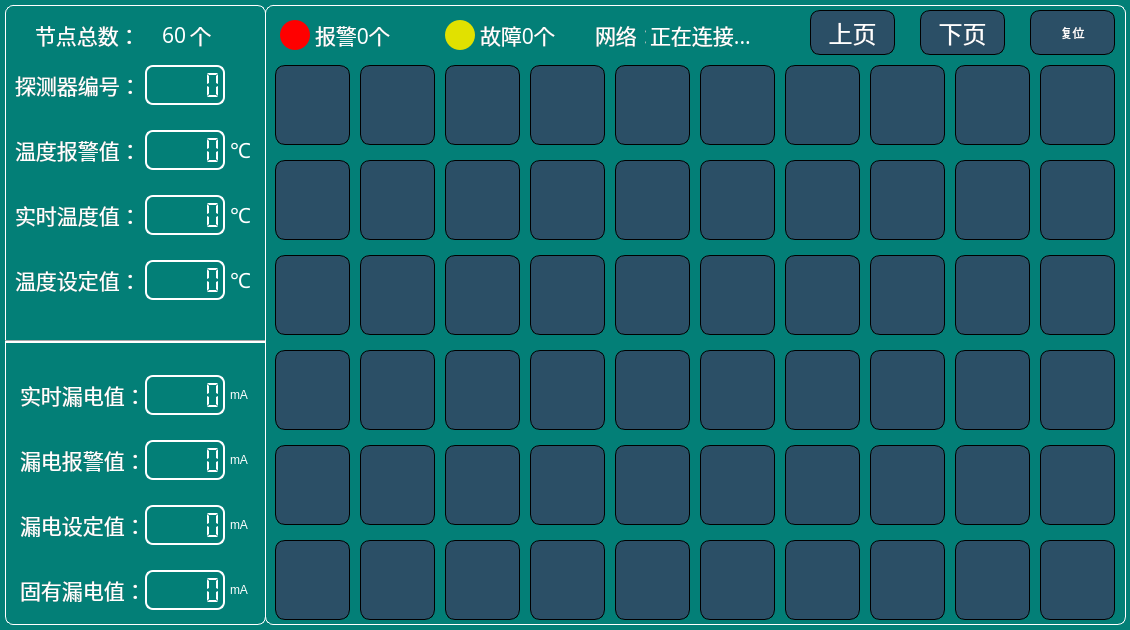
This is DisplayInfo/displayunit.ui in jiangyerui/PowerRemote as Qt 5 draws it before an edit. The edited form follows.
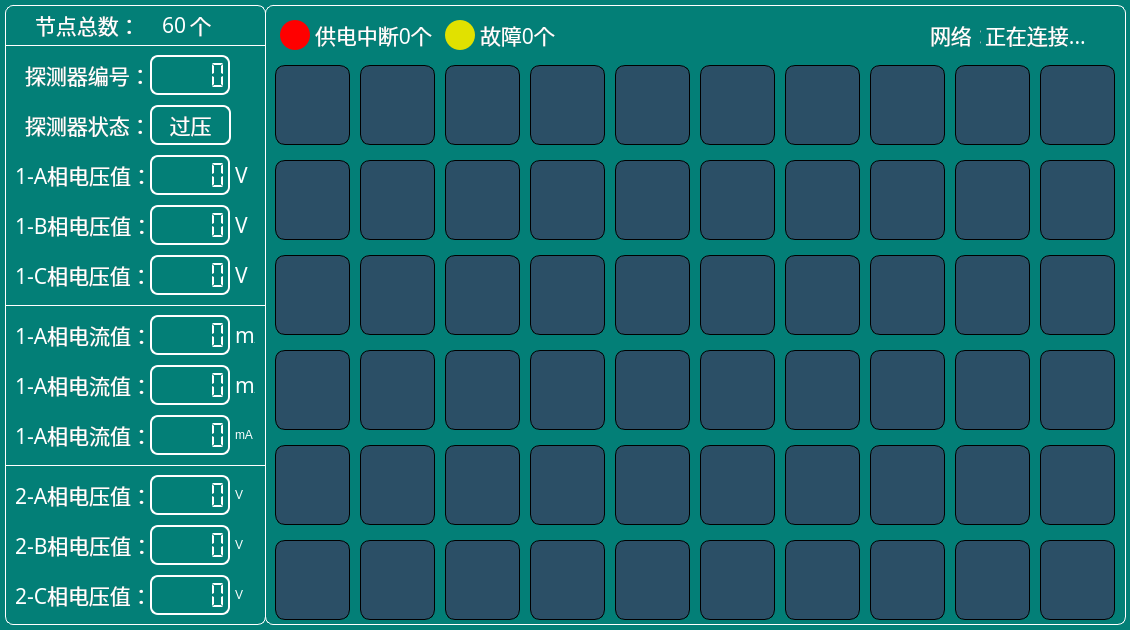
This is the edited form. Icons and pictures are not drawn.

```diff
--- a/DisplayInfo/displayunit.ui
+++ b/DisplayInfo/displayunit.ui
@@ -86,8 +86,8 @@
    <widget class="QLabel" name="label_333">
     <property name="geometry">
      <rect>
-      <x>225</x>
-      <y>265</y>
+      <x>230</x>
+      <y>370</y>
       <width>20</width>
       <height>40</height>
      </rect>
@@ -105,14 +105,14 @@
      <string notr="true">font: 16pt &quot;楷体&quot;;</string>
     </property>
     <property name="text">
-     <string>℃</string>
+     <string>mA</string>
     </property>
    </widget>
    <widget class="QLCDNumber" name="lcdNb_tempAlarm">
     <property name="geometry">
      <rect>
-      <x>140</x>
-      <y>135</y>
+      <x>145</x>
+      <y>160</y>
       <width>80</width>
       <height>40</height>
      </rect>
@@ -136,9 +136,9 @@
    <widget class="QLabel" name="label_20">
     <property name="geometry">
      <rect>
-      <x>15</x>
-      <y>380</y>
-      <width>120</width>
+      <x>10</x>
+      <y>420</y>
+      <width>130</width>
       <height>40</height>
      </rect>
     </property>
@@ -152,14 +152,14 @@
      </font>
     </property>
     <property name="text">
-     <string>实时漏电值：</string>
+     <string>1-A相电流值：</string>
     </property>
    </widget>
    <widget class="QLCDNumber" name="lcdNb_tempSet">
     <property name="geometry">
      <rect>
-      <x>140</x>
-      <y>265</y>
+      <x>145</x>
+      <y>370</y>
       <width>80</width>
       <height>40</height>
      </rect>
@@ -180,9 +180,9 @@
    <widget class="QLabel" name="label_19">
     <property name="geometry">
      <rect>
-      <x>15</x>
-      <y>445</y>
-      <width>120</width>
+      <x>10</x>
+      <y>480</y>
+      <width>130</width>
       <height>40</height>
      </rect>
     </property>
@@ -196,14 +196,14 @@
      </font>
     </property>
     <property name="text">
-     <string>漏电报警值：</string>
+     <string>2-A相电压值：</string>
     </property>
    </widget>
    <widget class="QLabel" name="label_12">
     <property name="geometry">
      <rect>
-      <x>10</x>
-      <y>75</y>
+      <x>20</x>
+      <y>65</y>
       <width>120</width>
       <height>30</height>
      </rect>
@@ -224,9 +224,9 @@
    <widget class="QLabel" name="label_22">
     <property name="geometry">
      <rect>
-      <x>225</x>
-      <y>380</y>
-      <width>30</width>
+      <x>230</x>
+      <y>420</y>
+      <width>25</width>
       <height>40</height>
      </rect>
     </property>
@@ -240,9 +240,9 @@
    <widget class="QLabel" name="label_21">
     <property name="geometry">
      <rect>
-      <x>225</x>
-      <y>575</y>
-      <width>30</width>
+      <x>230</x>
+      <y>580</y>
+      <width>25</width>
       <height>40</height>
      </rect>
     </property>
@@ -250,14 +250,14 @@
      <string>font: 16pt &quot;楷体&quot;;</string>
     </property>
     <property name="text">
-     <string>mA</string>
+     <string>V</string>
     </property>
    </widget>
    <widget class="QLCDNumber" name="lcdNb_leakAlarm">
     <property name="geometry">
      <rect>
-      <x>140</x>
-      <y>445</y>
+      <x>145</x>
+      <y>480</y>
       <width>80</width>
       <height>40</height>
      </rect>
@@ -281,9 +281,9 @@
    <widget class="QLabel" name="label_17">
     <property name="geometry">
      <rect>
-      <x>15</x>
-      <y>575</y>
-      <width>120</width>
+      <x>10</x>
+      <y>580</y>
+      <width>130</width>
       <height>40</height>
      </rect>
     </property>
@@ -297,14 +297,14 @@
      </font>
     </property>
     <property name="text">
-     <string>固有漏电值：</string>
+     <string>2-C相电压值：</string>
     </property>
    </widget>
    <widget class="QLabel" name="label_111">
     <property name="geometry">
      <rect>
-      <x>225</x>
-      <y>135</y>
+      <x>230</x>
+      <y>160</y>
       <width>20</width>
       <height>40</height>
      </rect>
@@ -322,15 +322,15 @@
      <string notr="true">font: 16pt &quot;楷体&quot;;</string>
     </property>
     <property name="text">
-     <string>℃</string>
+     <string>V</string>
     </property>
    </widget>
    <widget class="QLabel" name="label_9">
     <property name="geometry">
      <rect>
       <x>10</x>
-      <y>135</y>
-      <width>120</width>
+      <y>160</y>
+      <width>130</width>
       <height>40</height>
      </rect>
     </property>
@@ -344,14 +344,14 @@
      </font>
     </property>
     <property name="text">
-     <string>温度报警值：</string>
+     <string>1-A相电压值：</string>
     </property>
    </widget>
    <widget class="QLCDNumber" name="lcdNb_leakSet">
     <property name="geometry">
      <rect>
-      <x>140</x>
-      <y>510</y>
+      <x>145</x>
+      <y>530</y>
       <width>80</width>
       <height>40</height>
      </rect>
@@ -372,9 +372,9 @@
    <widget class="QLabel" name="label_14">
     <property name="geometry">
      <rect>
-      <x>225</x>
-      <y>445</y>
-      <width>30</width>
+      <x>230</x>
+      <y>480</y>
+      <width>25</width>
       <height>40</height>
      </rect>
     </property>
@@ -382,14 +382,14 @@
      <string>font: 16pt &quot;楷体&quot;;</string>
     </property>
     <property name="text">
-     <string>mA</string>
+     <string>V</string>
     </property>
    </widget>
    <widget class="QLCDNumber" name="lcdNb_leakCur">
     <property name="geometry">
      <rect>
-      <x>140</x>
-      <y>380</y>
+      <x>145</x>
+      <y>420</y>
       <width>80</width>
       <height>40</height>
      </rect>
@@ -410,9 +410,9 @@
    <widget class="QLabel" name="label_23">
     <property name="geometry">
      <rect>
-      <x>225</x>
-      <y>510</y>
-      <width>30</width>
+      <x>230</x>
+      <y>530</y>
+      <width>25</width>
       <height>40</height>
      </rect>
     </property>
@@ -420,15 +420,15 @@
      <string>font: 16pt &quot;楷体&quot;;</string>
     </property>
     <property name="text">
-     <string>mA</string>
+     <string>V</string>
     </property>
    </widget>
    <widget class="QLabel" name="label_11">
     <property name="geometry">
      <rect>
       <x>10</x>
-      <y>265</y>
-      <width>120</width>
+      <y>370</y>
+      <width>130</width>
       <height>40</height>
      </rect>
     </property>
@@ -442,14 +442,14 @@
      </font>
     </property>
     <property name="text">
-     <string>温度设定值：</string>
+     <string>1-A相电流值：</string>
     </property>
    </widget>
    <widget class="QLCDNumber" name="lcdNb_tempCur">
     <property name="geometry">
      <rect>
-      <x>140</x>
-      <y>200</y>
+      <x>145</x>
+      <y>320</y>
       <width>80</width>
       <height>40</height>
      </rect>
@@ -471,8 +471,8 @@
     <property name="geometry">
      <rect>
       <x>10</x>
-      <y>200</y>
-      <width>120</width>
+      <y>320</y>
+      <width>130</width>
       <height>40</height>
      </rect>
     </property>
@@ -486,14 +486,14 @@
      </font>
     </property>
     <property name="text">
-     <string>实时温度值：</string>
+     <string>1-A相电流值：</string>
     </property>
    </widget>
    <widget class="QLabel" name="label_222">
     <property name="geometry">
      <rect>
-      <x>225</x>
-      <y>200</y>
+      <x>230</x>
+      <y>320</y>
       <width>20</width>
       <height>40</height>
      </rect>
@@ -511,14 +511,14 @@
      <string notr="true">font: 16pt &quot;楷体&quot;;</string>
     </property>
     <property name="text">
-     <string>℃</string>
+     <string>mA</string>
     </property>
    </widget>
    <widget class="QLCDNumber" name="lcdNb_leakBase">
     <property name="geometry">
      <rect>
-      <x>140</x>
-      <y>575</y>
+      <x>145</x>
+      <y>580</y>
       <width>80</width>
       <height>40</height>
      </rect>
@@ -542,8 +542,8 @@
    <widget class="QLCDNumber" name="lcdNb_address">
     <property name="geometry">
      <rect>
-      <x>140</x>
-      <y>70</y>
+      <x>145</x>
+      <y>60</y>
       <width>80</width>
       <height>40</height>
      </rect>
@@ -564,9 +564,9 @@
    <widget class="QLabel" name="label_18">
     <property name="geometry">
      <rect>
-      <x>15</x>
-      <y>510</y>
-      <width>120</width>
+      <x>10</x>
+      <y>530</y>
+      <width>130</width>
       <height>40</height>
      </rect>
     </property>
@@ -580,14 +580,14 @@
      </font>
     </property>
     <property name="text">
-     <string>漏电设定值：</string>
+     <string>2-B相电压值：</string>
     </property>
    </widget>
    <widget class="QLabel" name="label_27">
     <property name="geometry">
      <rect>
       <x>30</x>
-      <y>25</y>
+      <y>15</y>
       <width>96</width>
       <height>30</height>
      </rect>
@@ -614,7 +614,7 @@
     <property name="geometry">
      <rect>
       <x>145</x>
-      <y>25</y>
+      <y>15</y>
       <width>36</width>
       <height>30</height>
      </rect>
@@ -644,9 +644,9 @@
     <property name="geometry">
      <rect>
       <x>0</x>
-      <y>345</y>
+      <y>470</y>
       <width>260</width>
-      <height>3</height>
+      <height>1</height>
      </rect>
     </property>
     <property name="styleSheet">
@@ -660,7 +660,7 @@
     <property name="geometry">
      <rect>
       <x>185</x>
-      <y>25</y>
+      <y>15</y>
       <width>36</width>
       <height>30</height>
      </rect>
@@ -686,6 +686,230 @@
      <set>Qt::AlignLeading|Qt::AlignLeft|Qt::AlignVCenter</set>
     </property>
    </widget>
+   <widget class="Line" name="line_2">
+    <property name="geometry">
+     <rect>
+      <x>0</x>
+      <y>310</y>
+      <width>260</width>
+      <height>1</height>
+     </rect>
+    </property>
+    <property name="styleSheet">
+     <string notr="true">background-color: rgb(255, 255, 255);</string>
+    </property>
+    <property name="orientation">
+     <enum>Qt::Horizontal</enum>
+    </property>
+   </widget>
+   <widget class="QLabel" name="label_223">
+    <property name="geometry">
+     <rect>
+      <x>230</x>
+      <y>260</y>
+      <width>20</width>
+      <height>40</height>
+     </rect>
+    </property>
+    <property name="font">
+     <font>
+      <family>楷体</family>
+      <pointsize>16</pointsize>
+      <weight>50</weight>
+      <italic>false</italic>
+      <bold>false</bold>
+     </font>
+    </property>
+    <property name="styleSheet">
+     <string notr="true">font: 16pt &quot;楷体&quot;;</string>
+    </property>
+    <property name="text">
+     <string>V</string>
+    </property>
+   </widget>
+   <widget class="QLCDNumber" name="lcdNb_CV_1">
+    <property name="geometry">
+     <rect>
+      <x>145</x>
+      <y>260</y>
+      <width>80</width>
+      <height>40</height>
+     </rect>
+    </property>
+    <property name="styleSheet">
+     <string notr="true">color: rgb(255, 255, 255);</string>
+    </property>
+    <property name="smallDecimalPoint">
+     <bool>false</bool>
+    </property>
+    <property name="digitCount">
+     <number>5</number>
+    </property>
+    <property name="segmentStyle">
+     <enum>QLCDNumber::Flat</enum>
+    </property>
+   </widget>
+   <widget class="QLabel" name="label_13">
+    <property name="geometry">
+     <rect>
+      <x>10</x>
+      <y>260</y>
+      <width>130</width>
+      <height>40</height>
+     </rect>
+    </property>
+    <property name="font">
+     <font>
+      <family>楷体</family>
+      <pointsize>16</pointsize>
+      <weight>50</weight>
+      <italic>false</italic>
+      <bold>false</bold>
+     </font>
+    </property>
+    <property name="text">
+     <string>1-C相电压值：</string>
+    </property>
+   </widget>
+   <widget class="QLabel" name="label_16">
+    <property name="geometry">
+     <rect>
+      <x>10</x>
+      <y>210</y>
+      <width>130</width>
+      <height>40</height>
+     </rect>
+    </property>
+    <property name="font">
+     <font>
+      <family>楷体</family>
+      <pointsize>16</pointsize>
+      <weight>50</weight>
+      <italic>false</italic>
+      <bold>false</bold>
+     </font>
+    </property>
+    <property name="text">
+     <string>1-B相电压值：</string>
+    </property>
+   </widget>
+   <widget class="QLabel" name="label_224">
+    <property name="geometry">
+     <rect>
+      <x>230</x>
+      <y>210</y>
+      <width>20</width>
+      <height>40</height>
+     </rect>
+    </property>
+    <property name="font">
+     <font>
+      <family>楷体</family>
+      <pointsize>16</pointsize>
+      <weight>50</weight>
+      <italic>false</italic>
+      <bold>false</bold>
+     </font>
+    </property>
+    <property name="styleSheet">
+     <string notr="true">font: 16pt &quot;楷体&quot;;</string>
+    </property>
+    <property name="text">
+     <string>V</string>
+    </property>
+   </widget>
+   <widget class="QLCDNumber" name="lcdNb_BV_1">
+    <property name="geometry">
+     <rect>
+      <x>145</x>
+      <y>210</y>
+      <width>80</width>
+      <height>40</height>
+     </rect>
+    </property>
+    <property name="styleSheet">
+     <string notr="true">color: rgb(255, 255, 255);</string>
+    </property>
+    <property name="smallDecimalPoint">
+     <bool>false</bool>
+    </property>
+    <property name="digitCount">
+     <number>5</number>
+    </property>
+    <property name="segmentStyle">
+     <enum>QLCDNumber::Flat</enum>
+    </property>
+   </widget>
+   <widget class="QLabel" name="label_24">
+    <property name="geometry">
+     <rect>
+      <x>20</x>
+      <y>110</y>
+      <width>120</width>
+      <height>40</height>
+     </rect>
+    </property>
+    <property name="font">
+     <font>
+      <family>楷体</family>
+      <pointsize>16</pointsize>
+      <weight>50</weight>
+      <italic>false</italic>
+      <bold>false</bold>
+     </font>
+    </property>
+    <property name="text">
+     <string>探测器状态：</string>
+    </property>
+   </widget>
+   <widget class="QLabel" name="lbState">
+    <property name="geometry">
+     <rect>
+      <x>145</x>
+      <y>110</y>
+      <width>81</width>
+      <height>40</height>
+     </rect>
+    </property>
+    <property name="font">
+     <font>
+      <family>楷体</family>
+      <pointsize>16</pointsize>
+      <weight>50</weight>
+      <italic>false</italic>
+      <bold>false</bold>
+     </font>
+    </property>
+    <property name="styleSheet">
+     <string notr="true">QLabel{
+border:2px solid white;
+border-radius:8px;
+color: rgb(255, 255, 255);
+}</string>
+    </property>
+    <property name="text">
+     <string>过压</string>
+    </property>
+    <property name="alignment">
+     <set>Qt::AlignCenter</set>
+    </property>
+   </widget>
+   <widget class="Line" name="line_3">
+    <property name="geometry">
+     <rect>
+      <x>0</x>
+      <y>50</y>
+      <width>260</width>
+      <height>1</height>
+     </rect>
+    </property>
+    <property name="styleSheet">
+     <string notr="true">background-color: rgb(255, 255, 255);</string>
+    </property>
+    <property name="orientation">
+     <enum>Qt::Horizontal</enum>
+    </property>
+   </widget>
   </widget>
   <widget class="QGroupBox" name="groupBox_2">
    <property name="geometry">
@@ -2628,102 +2852,6 @@
      <enum>Qt::ToolButtonTextUnderIcon</enum>
     </property>
    </widget>
-   <widget class="QToolButton" name="tBtnReset">
-    <property name="geometry">
-     <rect>
-      <x>765</x>
-      <y>15</y>
-      <width>85</width>
-      <height>45</height>
-     </rect>
-    </property>
-    <property name="text">
-     <string>复位</string>
-    </property>
-    <property name="icon">
-     <iconset resource="../MainPage/image.qrc">
-      <normaloff>:/Image/tools.png</normaloff>:/Image/tools.png</iconset>
-    </property>
-    <property name="iconSize">
-     <size>
-      <width>25</width>
-      <height>25</height>
-     </size>
-    </property>
-    <property name="toolButtonStyle">
-     <enum>Qt::ToolButtonTextBesideIcon</enum>
-    </property>
-   </widget>
-   <widget class="QToolButton" name="tBtnNest">
-    <property name="geometry">
-     <rect>
-      <x>655</x>
-      <y>15</y>
-      <width>85</width>
-      <height>45</height>
-     </rect>
-    </property>
-    <property name="font">
-     <font>
-      <family>楷体</family>
-      <pointsize>18</pointsize>
-      <weight>50</weight>
-      <italic>false</italic>
-      <bold>false</bold>
-     </font>
-    </property>
-    <property name="text">
-     <string>下页</string>
-    </property>
-    <property name="icon">
-     <iconset resource="../MainPage/image.qrc">
-      <normaloff>:/Image/arrow-down.png</normaloff>:/Image/arrow-down.png</iconset>
-    </property>
-    <property name="iconSize">
-     <size>
-      <width>25</width>
-      <height>25</height>
-     </size>
-    </property>
-    <property name="toolButtonStyle">
-     <enum>Qt::ToolButtonTextBesideIcon</enum>
-    </property>
-   </widget>
-   <widget class="QToolButton" name="tBtnLast">
-    <property name="geometry">
-     <rect>
-      <x>545</x>
-      <y>15</y>
-      <width>85</width>
-      <height>45</height>
-     </rect>
-    </property>
-    <property name="font">
-     <font>
-      <family>楷体</family>
-      <pointsize>18</pointsize>
-      <weight>50</weight>
-      <italic>false</italic>
-      <bold>false</bold>
-     </font>
-    </property>
-    <property name="text">
-     <string>上页</string>
-    </property>
-    <property name="icon">
-     <iconset resource="../MainPage/image.qrc">
-      <normaloff>:/Image/arrow-up.png</normaloff>:/Image/arrow-up.png</iconset>
-    </property>
-    <property name="iconSize">
-     <size>
-      <width>25</width>
-      <height>25</height>
-     </size>
-    </property>
-    <property name="toolButtonStyle">
-     <enum>Qt::ToolButtonTextBesideIcon</enum>
-    </property>
-   </widget>
    <widget class="QLabel" name="label_2">
     <property name="geometry">
      <rect>
@@ -2758,7 +2886,7 @@
      <rect>
       <x>50</x>
       <y>25</y>
-      <width>90</width>
+      <width>126</width>
       <height>30</height>
      </rect>
     </property>
@@ -2777,7 +2905,7 @@
 }</string>
     </property>
     <property name="text">
-     <string>报警0个</string>
+     <string>供电中断0个</string>
     </property>
    </widget>
    <widget class="QLabel" name="label_3">
@@ -2839,7 +2967,7 @@
    <widget class="QLabel" name="label_15">
     <property name="geometry">
      <rect>
-      <x>330</x>
+      <x>665</x>
       <y>25</y>
       <width>51</width>
       <height>30</height>
@@ -2864,7 +2992,7 @@
    <widget class="QLabel" name="lb_netStatus">
     <property name="geometry">
      <rect>
-      <x>385</x>
+      <x>720</x>
       <y>25</y>
       <width>121</width>
       <height>30</height>
@@ -2892,6 +3020,32 @@
     </property>
    </widget>
   </widget>
+  <widget class="QToolButton" name="tBtnReset">
+   <property name="geometry">
+    <rect>
+     <x>1145</x>
+     <y>25</y>
+     <width>85</width>
+     <height>45</height>
+    </rect>
+   </property>
+   <property name="text">
+    <string>复位</string>
+   </property>
+   <property name="icon">
+    <iconset resource="../MainPage/image.qrc">
+     <normaloff>:/Image/tools.png</normaloff>:/Image/tools.png</iconset>
+   </property>
+   <property name="iconSize">
+    <size>
+     <width>25</width>
+     <height>25</height>
+    </size>
+   </property>
+   <property name="toolButtonStyle">
+    <enum>Qt::ToolButtonTextBesideIcon</enum>
+   </property>
+  </widget>
  </widget>
  <resources>
   <include location="../MainPage/image.qrc"/>
```
Left out of the diff: 14 changed lines with no effect on the pictures.
